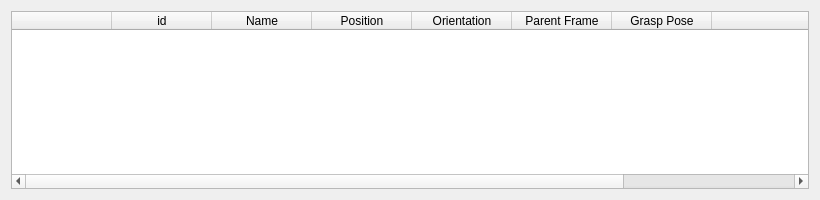
Qt form vigir_ocs_template_manager/src/ui/template_manager_widget.ui (team-vigir/vigir_ocs_common) before a commit.
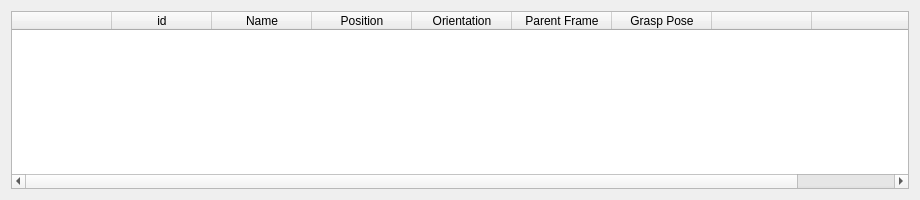
The same form after that commit.

Commit message: - updated minimum size of the template manager window to show everything

```diff
--- a/vigir_ocs_template_manager/src/ui/template_manager_widget.ui
+++ b/vigir_ocs_template_manager/src/ui/template_manager_widget.ui
@@ -6,13 +6,13 @@
    <rect>
     <x>0</x>
     <y>0</y>
-    <width>820</width>
+    <width>920</width>
     <height>200</height>
    </rect>
   </property>
   <property name="minimumSize">
    <size>
-    <width>820</width>
+    <width>920</width>
     <height>200</height>
    </size>
   </property>
```
